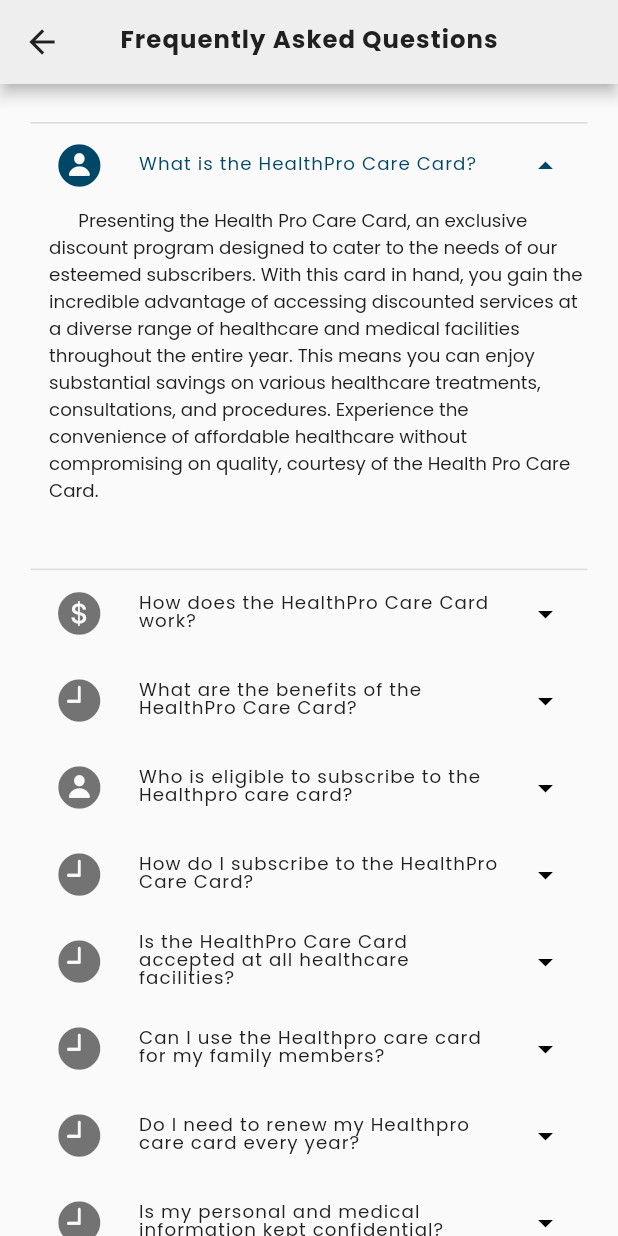
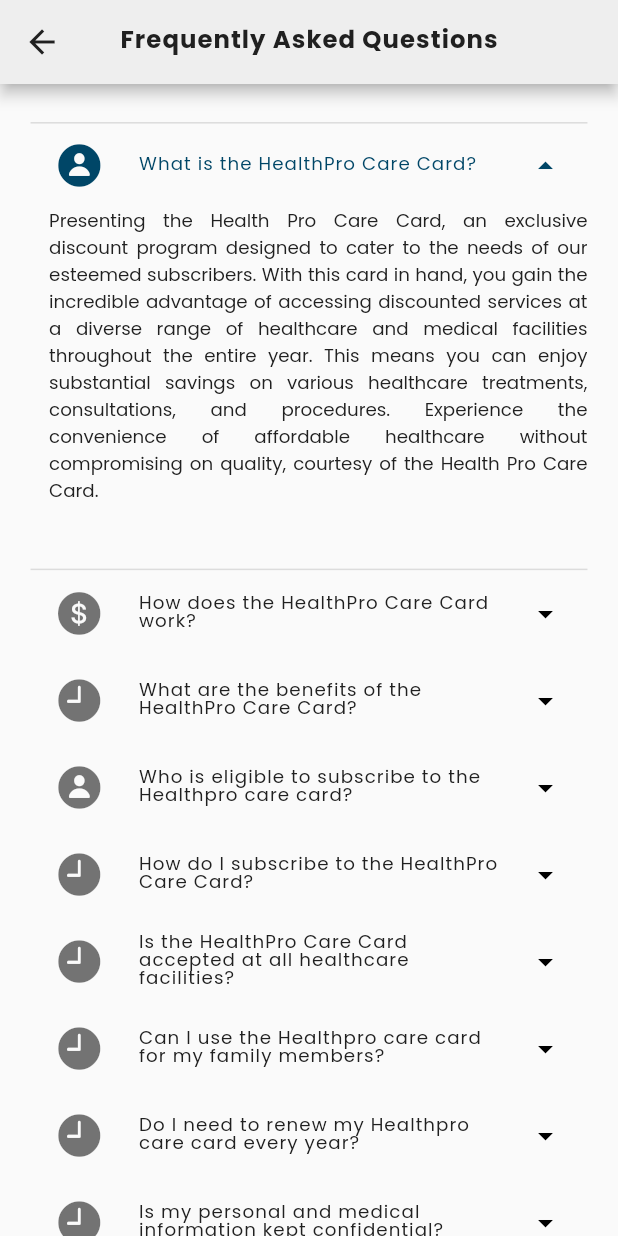
Before and after one commit to umaersharief/Health_Pro, a Flutter app: the Helpscreen screen opened directly, after a tap on "What is the HealthPro Care Card?", on a phone screen of 412 x 824 dp. Run offline on Flutter 3.47's test engine with Material 2 defaults, Android fonts, the light colour scheme and no system bars; our stand-ins replace dio, firebase_auth, firebase_core, firebase_messaging, flutter_local_notifications, flutter_rating_bar and 14 more; missing offline and left inert: flutter_inappwebview, number_paginator, slide_action; accounts and stored records are empty.

Commit message:
justify_text

```diff
--- a/lib/view/Help/help.dart
+++ b/lib/view/Help/help.dart
@@ -150,6 +150,7 @@ Yes, your personal and medical information is kept confidential with HealthPro C
                       color: qa.isExpanded ? AppColors.cardcolor : Colors.black,
                     ),
                     title: customTextRegular(
+                        textAlign: TextAlign.justify,
                         title: qa.question,
                         fontSize: 12.sp,
                         fontWeight: FontWeight.w400,
@@ -170,14 +171,14 @@ Yes, your personal and medical information is kept confidential with HealthPro C
                       Padding(
                         padding: EdgeInsets.only(
                             left: width * 0.03, bottom: height * 0.03),
-                        child: Flexible(
-                            child: Text(
+                        child: Text(
+                          textAlign: TextAlign.justify,
                           qa.answer,
                           style: TextStyle(
                               fontSize: 12.sp,
                               fontWeight: FontWeight.w400,
                               color: AppColors.blackb1),
-                        )),
+                        ),
                       ),
                     ],
                   );
```
